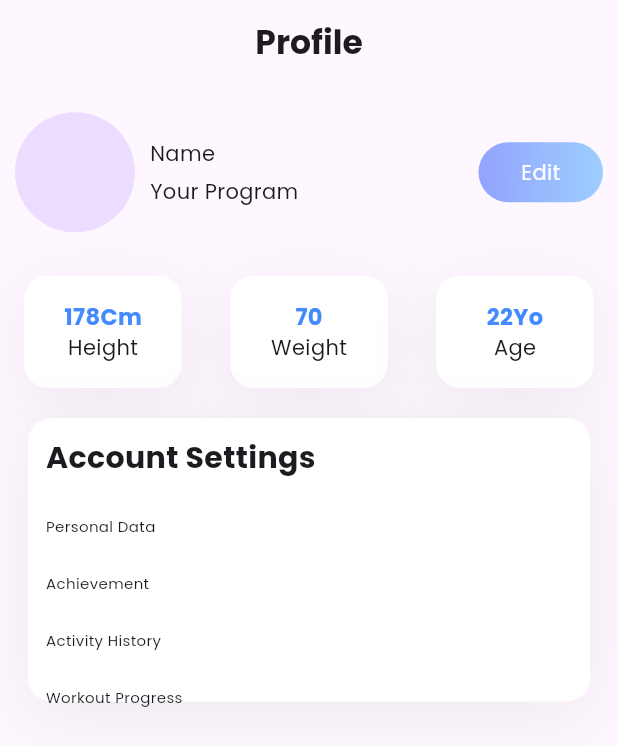
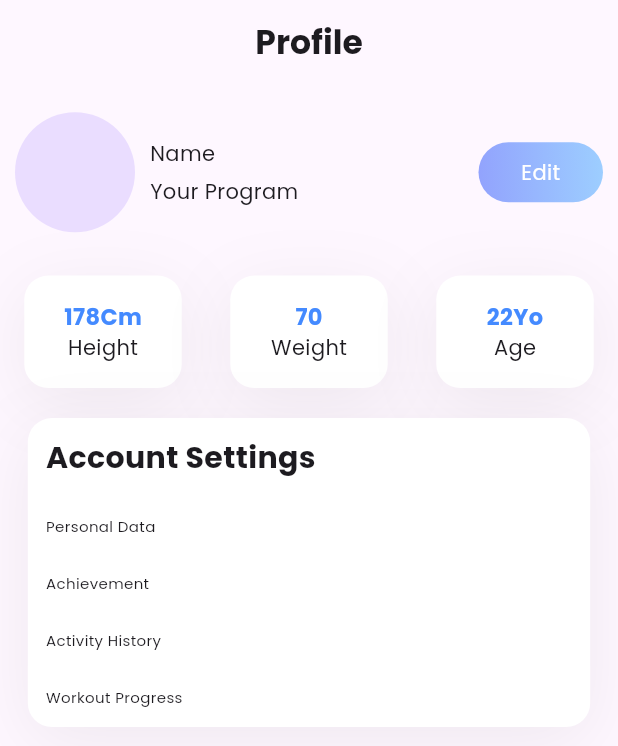
Before and after one commit to WissamAlmsalati/fitnessApp, a Flutter app: the ProfileScreen screen opened directly, on a phone screen of 412 x 824 dp. Shown: the top 746 px of the screen. Run offline on Flutter 3.47's test engine with Material 3 defaults, Android fonts, the light colour scheme and no system bars; our stand-ins replace fl_chart, flutter_keyboard_visibility, flutter_svg, get, google_fonts, percent_indicator and 1 more; missing offline and left inert: vertical_percent_indicator.

Commit message:
modified profile screen

```diff
--- a/lib/views/screens/HomeScreens/profile_screen.dart
+++ b/lib/views/screens/HomeScreens/profile_screen.dart
@@ -1,7 +1,5 @@
-import 'package:fitnes_app/constants/icons.dart';
 import 'package:flutter/material.dart';
 import 'package:velocity_x/velocity_x.dart';
-
 import '../../../constants/lists.dart';
 import '../../widgets/homeScreenWidgets/profileWidjets.dart';
 
@@ -23,20 +21,20 @@ class _ProfileScreenState extends State<ProfileScreen> {
       ),
       body: Column(
         children: [
-          UserInfo(),
+          const UserInfo(),
           10.heightBox,
-          UserBoxData(),
+          const UserBoxData(),
           20.heightBox,
           Container(
             width: MediaQuery.of(context).size.width * 0.91,
-            height: 189,
+            height: MediaQuery.of(context).size.height * 0.25,
             decoration: ShapeDecoration(
               color: Colors.white,
               shape: RoundedRectangleBorder(
                 borderRadius: BorderRadius.circular(16),
               ),
-              shadows: [
-                BoxShadow(
+              shadows:const [
+                  BoxShadow(
                   color: Color(0x111D1617),
                   blurRadius: 40,
                   offset: Offset(0, 10),
@@ -49,7 +47,7 @@ class _ProfileScreenState extends State<ProfileScreen> {
               children: [
                 Padding(
                   padding: const EdgeInsets.all(12.0),
-                  child: Text("Account Settings").text.size(20).bold.make(),
+                  child: const Text("Account Settings").text.size(20).bold.make(),
                 ),
                 Column(
                   children: List.generate(4, (index) => Padding(
@@ -61,7 +59,7 @@ class _ProfileScreenState extends State<ProfileScreen> {
 
                       ],
                     ),
-                  )).toList(),
+                  ))
                 )
               ],
             ),
--- a/lib/views/widgets/homeScreenWidgets/homeScreenWidget.dart
+++ b/lib/views/widgets/homeScreenWidgets/homeScreenWidget.dart
@@ -1,14 +1,11 @@
 import 'package:fl_chart/fl_chart.dart';
 import 'package:flutter/cupertino.dart';
 import 'package:flutter/material.dart';
-import 'package:get/get.dart';
-import 'package:get/get_core/src/get_main.dart';
 import 'package:percent_indicator/circular_percent_indicator.dart';
 import 'package:velocity_x/velocity_x.dart';
 import 'package:vertical_percent_indicator/vertical_percent_indicator.dart';
 
 import '../../../constants/icons.dart';
-import '../../screens/HomeScreens/notification.dart';
 
 class BmiWidget extends StatelessWidget {
   const BmiWidget({super.key});
@@ -27,7 +24,7 @@ class BmiWidget extends StatelessWidget {
         shape: RoundedRectangleBorder(
           borderRadius: BorderRadius.circular(22),
         ),
-        shadows: [
+        shadows:  [
           BoxShadow(
             color: Color(0x4C95ADFE),
             blurRadius: 22,
```
Also changed, not shown: lib/views/screens/HomeScreens/home_page_page.dart (+8 -10 lines).
